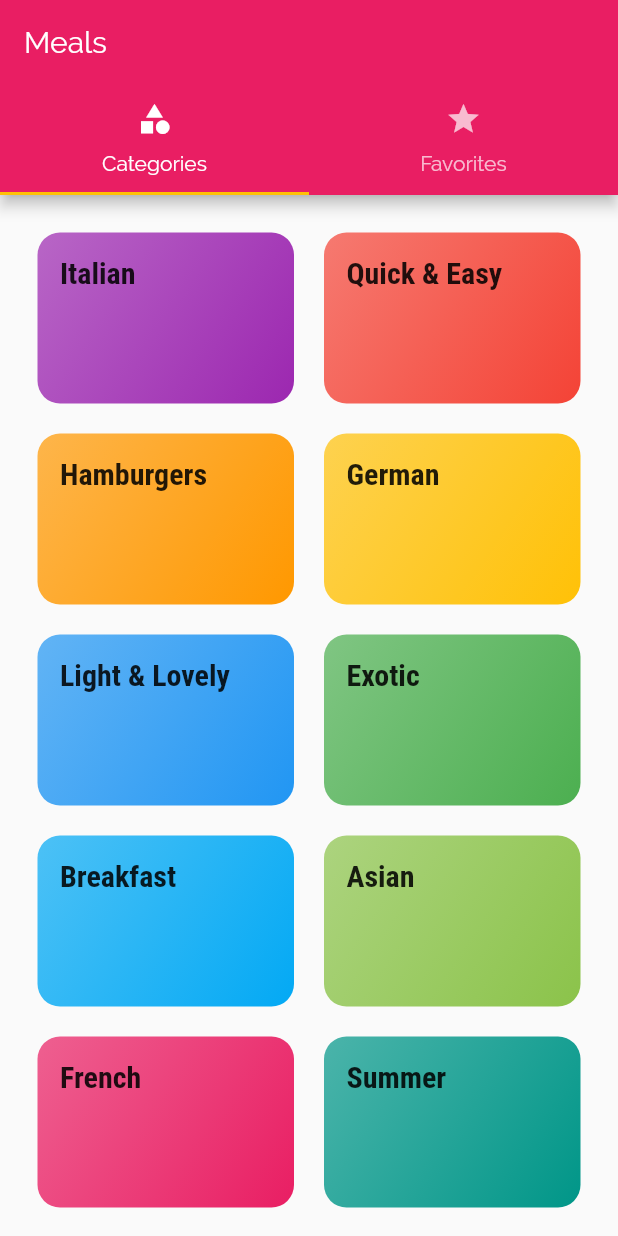
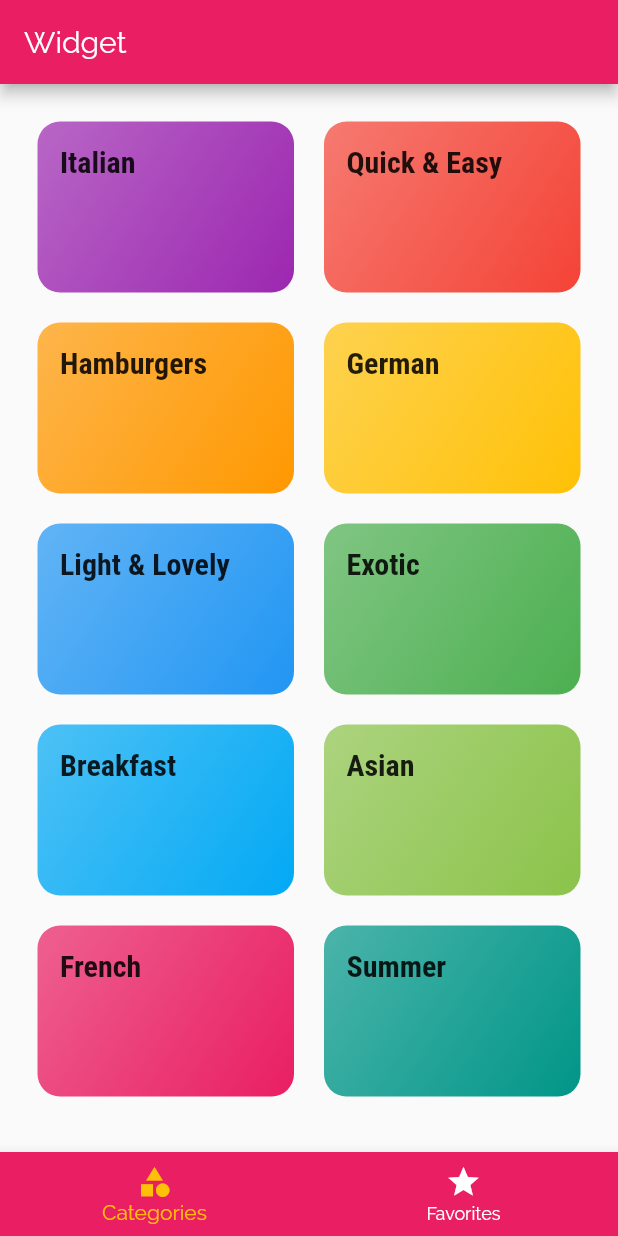
Before and after one commit to jvnagarjuna/flutter_meals_app, a Flutter app: the screen it shows after launch, on a phone screen of 412 x 824 dp. Run offline on Flutter 3.47's test engine with Material 2 defaults, Android fonts, the phone set to English and light mode, and no system bars.

```diff
--- a/lib/screens/tabs_screen.dart
+++ b/lib/screens/tabs_screen.dart
@@ -8,33 +8,51 @@ class TabsScreen extends StatefulWidget {
 }
 
 class _TabsScreenState extends State<TabsScreen> {
+  List<Map<String, Object>> _pages = [
+    {
+      'page': CategoriesScreen(),
+      'title': 'Categories',
+    },
+    {
+      'page': FavoritesScreen(),
+      'title': 'Your Favorites',
+    },
+  ];
+
+  int _selectedPageIndex = 0;
+
+  void _selectPage(int index) {
+    setState(() {
+      _selectedPageIndex = index;
+    });
+  }
+
   @override
   Widget build(BuildContext context) {
-    return DefaultTabController(
-      length: 2,
-      // initialIndex: 0,
-      child: Scaffold(
-        appBar: AppBar(
-          title: Text('Meals'),
-          bottom: TabBar(
-            tabs: [
-              Tab(
-                icon: Icon(Icons.category),
-                text: 'Categories',
-              ),
-              Tab(
-                icon: Icon(Icons.star),
-                text: 'Favorites',
-              )
-            ],
+    return Scaffold(
+      appBar: AppBar(
+        title: Text('${_pages[_selectedPageIndex]['page']}'),
+      ),
+      body: _pages[_selectedPageIndex]['page'],
+      bottomNavigationBar: BottomNavigationBar(
+        onTap: _selectPage,
+        backgroundColor: Theme.of(context).primaryColor,
+        selectedItemColor: Theme.of(context).accentColor,
+        unselectedItemColor: Colors.white,
+        currentIndex: _selectedPageIndex,
+        // type: BottomNavigationBarType.fixed,
+        items: [
+          BottomNavigationBarItem(
+            backgroundColor: Theme.of(context).primaryColor,
+            icon: Icon(Icons.category),
+            title: Text('Categories'),
           ),
-        ),
-        body: TabBarView(
-          children: [
-            CategoriesScreen(),
-            FavoritesScreen(),
-          ],
-        ),
+          BottomNavigationBarItem(
+            backgroundColor: Theme.of(context).primaryColor,
+            icon: Icon(Icons.star),
+            title: Text('Favorites'),
+          ),
+        ],
       ),
     );
   }
```
